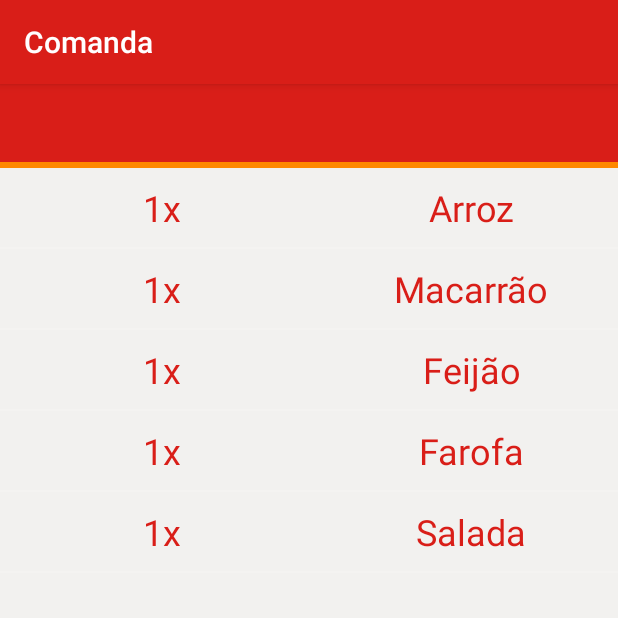
After one commit to leandrojpinh/pedGlacee, an Android app: the DetalhePedidoActivity screen opened directly, with no data from a screen before it, on a phone screen of 412 x 824 dp, the top half of it. The commit adds this screen. Run offline under Robolectric (Android 15) with nearby library versions, the phone set to English and light mode, and no system bars.

Commit message:
New changelist

```diff
--- a/app/src/main/AndroidManifest.xml
+++ b/app/src/main/AndroidManifest.xml
@@ -38,8 +38,14 @@
         <activity
             android:name=".MesasActivity"
             android:label="@string/atv_mesas" />
-        <activity android:name=".NovoPedidoActivity" android:label="@string/atv_novo_pedido" />
-        <activity android:name=".MeusPedidosActivity" android:label="@string/atv_meus_pedidos"/>
+        <activity
+            android:name=".NovoPedidoActivity"
+            android:label="@string/atv_novo_pedido" />
+        <activity
+            android:name=".MeusPedidosActivity"
+            android:label="@string/atv_meus_pedidos" />
+        <activity android:name=".DetalhePedidoActivity"
+            android:label="@string/atv_comanda"></activity>
     </application>
 
 </manifest>
--- /dev/null
+++ b/app/src/main/java/com/app/cg/pedglacee/DetalhePedidoActivity.java
@@ -0,0 +1,63 @@
+package com.app.cg.pedglacee;
+
+import android.content.Intent;
+import android.support.v7.app.AppCompatActivity;
+import android.os.Bundle;
+import android.view.View;
+import android.widget.AdapterView;
+import android.widget.ListView;
+import android.widget.TextView;
+import android.widget.Toast;
+
+import com.app.cg.pedglacee.adaptadores.DetalhePedidoAdapter;
+import com.app.cg.pedglacee.classes.ItensPedido;
+
+import java.util.ArrayList;
+import java.util.List;
+
+public class DetalhePedidoActivity extends AppCompatActivity {
+
+    private Intent i;
+    private TextView txtPrato, txtComanda;
+    private List<ItensPedido> lItens;
+    private DetalhePedidoAdapter adapter;
+    private ListView lvDetalhe;
+
+    @Override
+    protected void onCreate(Bundle savedInstanceState) {
+        super.onCreate(savedInstanceState);
+        setContentView(R.layout.activity_detalhe_pedido);
+
+        try {
+            txtPrato = (TextView) findViewById(R.id.txtPrato);
+            txtComanda = (TextView) findViewById(R.id.txtComanda);
+            lvDetalhe = (ListView) findViewById(R.id.lvDetalhe);
+
+            i = getIntent();
+
+            String a = i.getStringExtra("prato");
+            String b = i.getStringExtra("comanda");
+            txtPrato.setText(a);
+            txtComanda.setText(b);
+
+            lItens = new ArrayList<>();
+            lItens.add(new ItensPedido("Arroz", 1));
+            lItens.add(new ItensPedido("Macarrão", 1));
+            lItens.add(new ItensPedido("Feijão", 1));
+            lItens.add(new ItensPedido("Farofa", 1));
+            lItens.add(new ItensPedido("Salada", 1));
+
+            adapter = new DetalhePedidoAdapter(getApplicationContext(), lItens);
+            lvDetalhe.setAdapter(adapter);
+
+            lvDetalhe.setOnItemClickListener(new AdapterView.OnItemClickListener() {
+                @Override
+                public void onItemClick(AdapterView<?> parent, View view, int position, long id) {
+                    Toast.makeText(getApplicationContext(), lItens.get(position).getsDescricao(), Toast.LENGTH_SHORT).show();
+                }
+            });
+        } catch (Exception ex) {
+            Toast.makeText(getApplicationContext(), ex.getMessage(), Toast.LENGTH_SHORT).show();
+        }
+    }
+}
--- a/app/src/main/java/com/app/cg/pedglacee/MeusPedidosActivity.java
+++ b/app/src/main/java/com/app/cg/pedglacee/MeusPedidosActivity.java
@@ -1,10 +1,13 @@
 package com.app.cg.pedglacee;
 
+import android.content.Intent;
 import android.graphics.Color;
 import android.graphics.drawable.ColorDrawable;
 import android.support.v7.app.AppCompatActivity;
 import android.os.Bundle;
 import android.util.Log;
+import android.view.View;
+import android.widget.AdapterView;
 import android.widget.Toast;
 
 import com.app.cg.pedglacee.adaptadores.MeusPedidosAdapter;
@@ -24,6 +27,7 @@ public class MeusPedidosActivity extends AppCompatActivity {
     private MeusPedidosAdapter adapter;
     private List<BasePedido> bBasePedido;
     private BasePedido pedido;
+    private Intent iDetalhe;
     private static final String TAG = "MeusPedidosActivity";
 
     @Override
@@ -127,11 +131,14 @@ public class MeusPedidosActivity extends AppCompatActivity {
             }
         });
 
-        /*lvMeusPedidos.setOnItemClickListener(new AdapterView.OnItemClickListener() {
+        lvMeusPedidos.setOnItemClickListener(new AdapterView.OnItemClickListener() {
             @Override
             public void onItemClick(AdapterView<?> parent, View view, int position, long id) {
-                Toast.makeText(getApplicationContext(), "Item selecionado " +view.getTag(), Toast.LENGTH_LONG);
+                iDetalhe = new Intent(getApplicationContext(), DetalhePedidoActivity.class);
+                iDetalhe.putExtra("prato", bBasePedido.get(position).getsPrato());
+                iDetalhe.putExtra("comanda", bBasePedido.get(position).getsComanda());
+                startActivity(iDetalhe);
             }
-        });*/
+        });
     }
 }
--- /dev/null
+++ b/app/src/main/java/com/app/cg/pedglacee/adaptadores/DetalhePedidoAdapter.java
@@ -0,0 +1,65 @@
+package com.app.cg.pedglacee.adaptadores;
+
+import android.content.Context;
+import android.view.View;
+import android.view.ViewGroup;
+import android.widget.BaseAdapter;
+import android.widget.TextView;
+import android.widget.Toast;
+
+import com.app.cg.pedglacee.R;
+import com.app.cg.pedglacee.classes.BasePedido;
+import com.app.cg.pedglacee.classes.ItensPedido;
+
+import java.util.List;
+
+/**
+ * Created by LEANDRO on 13/06/2017.
+ */
+
+public class DetalhePedidoAdapter extends BaseAdapter {
+
+    private Context cContexto;
+    private List<ItensPedido> lItem;
+
+    public DetalhePedidoAdapter(Context pContexto, List<ItensPedido> item) {
+        this.cContexto = pContexto;
+        this.lItem = item;
+    }
+
+    @Override
+    public int getCount() {
+        return lItem.size();
+    }
+
+    @Override
+    public Object getItem(int position) {
+        return lItem.get(position);
+    }
+
+    @Override
+    public long getItemId(int position) {
+        return position;
+    }
+
+    @Override
+    public View getView(int position, View convertView, ViewGroup parent) {
+        View v = View.inflate(cContexto, R.layout.row_detalhe_pedido, null);
+        try {
+
+            TextView txtQtd = (TextView) v.findViewById(R.id.txtQtd);
+            TextView txtItem = (TextView) v.findViewById(R.id.txtItem);
+
+            //setando os txts
+            txtQtd.setText(lItem.get(position).getiQuantidade() + "x");
+            txtItem.setText(lItem.get(position).getsDescricao());
+
+            v.setTag(lItem.get(position).getsDescricao());
+        } catch (Exception ex) {
+            String a = ex.getMessage();
+
+        }
+
+        return v;
+    }
+}
--- /dev/null
+++ b/app/src/main/java/com/app/cg/pedglacee/classes/ItensPedido.java
@@ -0,0 +1,33 @@
+package com.app.cg.pedglacee.classes;
+
+/**
+ * Created by LEANDRO on 13/06/2017.
+ */
+
+public class ItensPedido {
+
+    private String sDescricao;
+    private int iQuantidade;
+
+    public ItensPedido(String sDescricao, int iQuantidade) {
+
+        this.sDescricao = sDescricao;
+        this.iQuantidade = iQuantidade;
+    }
+
+    public String getsDescricao() {
+        return sDescricao;
+    }
+
+    public void setsDescricao(String sDescricao) {
+        this.sDescricao = sDescricao;
+    }
+
+    public int getiQuantidade() {
+        return iQuantidade;
+    }
+
+    public void setiQuantidade(int iQuantidade) {
+        this.iQuantidade = iQuantidade;
+    }
+}
--- /dev/null
+++ b/app/src/main/res/layout/activity_detalhe_pedido.xml
@@ -0,0 +1,69 @@
+<?xml version="1.0" encoding="utf-8"?>
+<RelativeLayout xmlns:android="http://schemas.android.com/apk/res/android"
+    xmlns:app="http://schemas.android.com/apk/res-auto"
+    xmlns:tools="http://schemas.android.com/tools"
+    android:layout_width="match_parent"
+    android:layout_height="match_parent"
+    android:background="@color/colorBackground"
+    tools:context="com.app.cg.pedglacee.DetalhePedidoActivity">
+
+    <LinearLayout
+        android:layout_width="match_parent"
+        android:layout_height="match_parent"
+        android:orientation="vertical">
+
+        <LinearLayout
+            android:layout_width="match_parent"
+            android:layout_height="52dp"
+            android:orientation="horizontal">
+
+            <TextView
+                android:id="@+id/txtPrato"
+                android:layout_width="wrap_content"
+                android:layout_height="match_parent"
+                android:layout_weight="1"
+                android:background="@color/colorPrimary"
+                android:paddingBottom="10dp"
+                android:paddingLeft="10dp"
+                android:paddingRight="10dp"
+                android:paddingTop="10dp"
+                android:text="TextView"
+                android:textAlignment="center"
+                android:textColor="@color/colorBackground"
+                android:textSize="25sp" />
+
+            <TextView
+                android:id="@+id/txtComanda"
+                android:layout_width="wrap_content"
+                android:layout_height="match_parent"
+                android:layout_weight="1"
+                android:background="@color/colorPrimary"
+                android:paddingBottom="10dp"
+                android:paddingLeft="10dp"
+                android:paddingRight="10dp"
+                android:paddingTop="10dp"
+                android:text="TextView"
+                android:textAlignment="center"
+                android:textColor="@color/colorBackground"
+                android:textSize="25sp" />
+        </LinearLayout>
+
+        <TextView
+            android:layout_width="match_parent"
+            android:layout_height="4dp"
+            android:background="@android:color/holo_orange_dark"
+            android:text="TextView" />
+
+        <LinearLayout
+            android:layout_width="match_parent"
+            android:layout_height="match_parent"
+            android:orientation="vertical">
+
+            <ListView
+                android:id="@+id/lvDetalhe"
+                android:layout_width="match_parent"
+                android:layout_height="match_parent" />
+        </LinearLayout>
+    </LinearLayout>
+
+</RelativeLayout>
--- /dev/null
+++ b/app/src/main/res/layout/row_detalhe_pedido.xml
@@ -0,0 +1,38 @@
+<?xml version="1.0" encoding="utf-8"?>
+<LinearLayout xmlns:android="http://schemas.android.com/apk/res/android"
+    android:orientation="vertical" android:layout_width="match_parent"
+    android:layout_height="match_parent"
+    android:weightSum="1">
+
+    <LinearLayout
+        android:layout_width="match_parent"
+        android:layout_height="wrap_content"
+        android:orientation="horizontal">
+
+        <TextView
+            android:id="@+id/txtQtd"
+            android:layout_width="match_parent"
+            android:layout_height="wrap_content"
+            android:layout_weight="1"
+            android:paddingBottom="10dp"
+            android:paddingLeft="10dp"
+            android:paddingTop="10dp"
+            android:text="1x"
+            android:textAlignment="center"
+            android:textColor="@color/colorPrimary"
+            android:textSize="24sp" />
+
+        <TextView
+            android:id="@+id/txtItem"
+            android:layout_width="match_parent"
+            android:layout_height="wrap_content"
+            android:layout_weight="1"
+            android:paddingBottom="10dp"
+            android:paddingLeft="10dp"
+            android:paddingTop="10dp"
+            android:text="Arroz"
+            android:textAlignment="center"
+            android:textColor="@color/colorPrimary"
+            android:textSize="24sp" />
+    </LinearLayout>
+</LinearLayout>
--- a/app/src/main/res/values/strings.xml
+++ b/app/src/main/res/values/strings.xml
@@ -6,6 +6,7 @@
     <string name="atv_mesas">Mesas</string>
     <string name="atv_novo_pedido">Novo Pedido</string>
     <string name="atv_meus_pedidos">Meus Pedidos</string>
+    <string name="atv_comanda">Comanda</string>
 
     <!-- Labels Menu garçom -->
     <string name="txt_novo_pedido">Novo Pedido</string>
```
